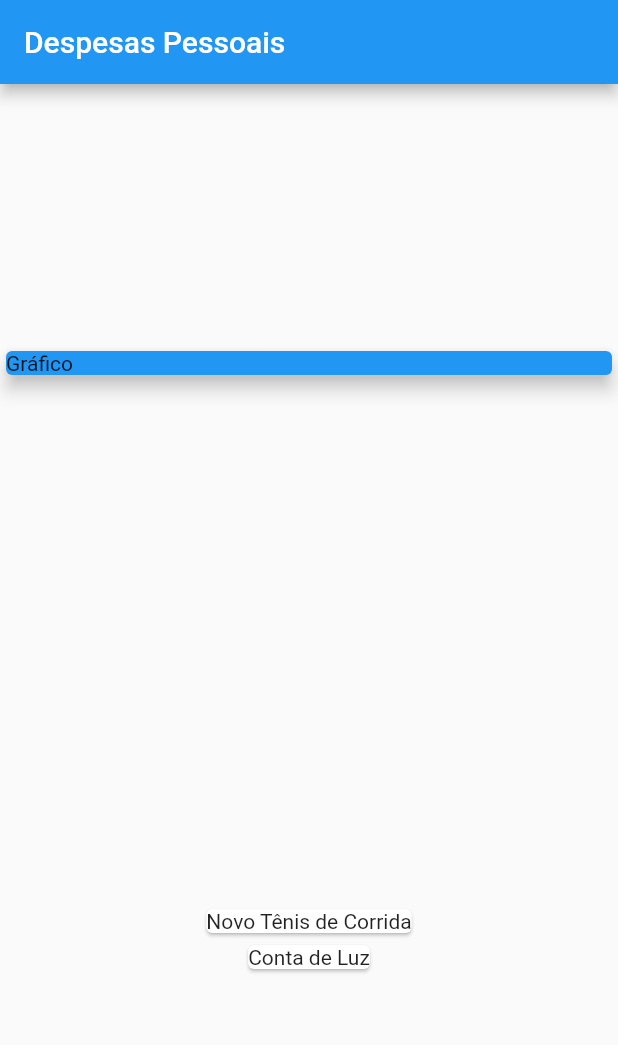
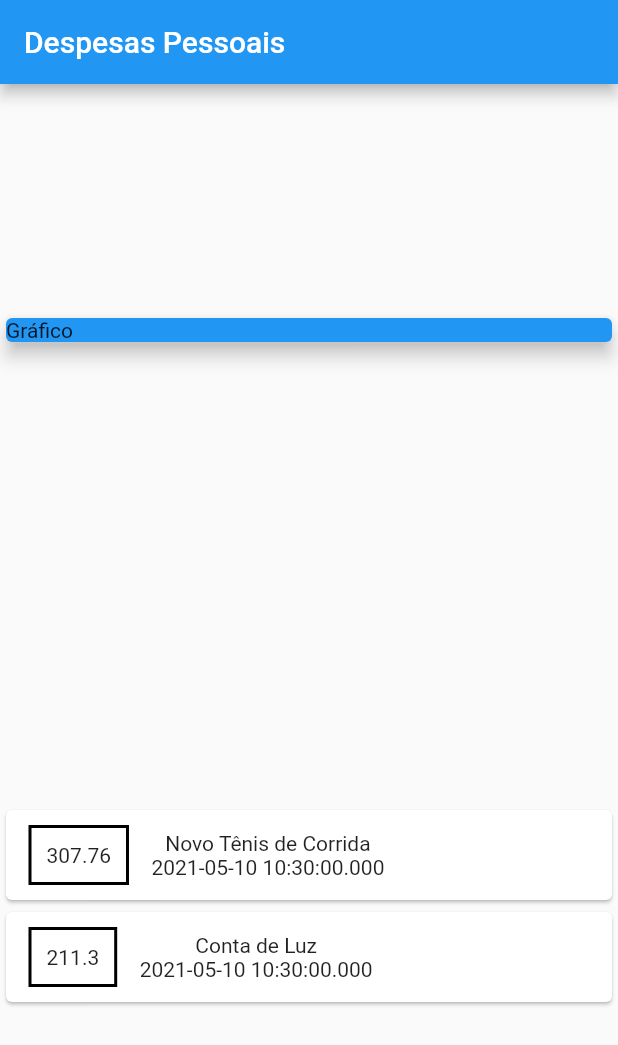
Before and after one commit to joaop-aguiar/projeto2_cod3r, a Flutter app: the screen it shows after launch, on a phone screen of 412 x 824 dp. Shown: the top 1045 px of the screen. Run offline on Flutter 3.47's test engine with Material 2 defaults, Android fonts, the phone set to English and light mode, and no system bars.

Commit message:
Update main.dart

```diff
--- a/lib/main.dart
+++ b/lib/main.dart
@@ -50,7 +50,32 @@ class MyHomePage extends StatelessWidget {
           Column(
             children: _transactions.map((tr){
               return Card(
-                child: Text(tr.title),
+                child: Row(
+                  children: [
+                    Container(
+                      margin: EdgeInsets.symmetric(
+                        horizontal: 15,
+                        vertical: 10,
+                      ),
+                      decoration: BoxDecoration(
+                        border: Border.all(
+                          color: Colors.black,
+                          width: 2,
+                        )
+                      ),
+                      padding: EdgeInsets.all(10),
+                      child: Text(
+                        tr.value.toString(),
+                      ),
+                    ),
+                    Column(
+                      children: [
+                        Text(tr.title),
+                        Text(tr.date.toString()),
+                      ],
+                    ),
+                  ],
+                ),
               );
             }).toList()
           )
```
